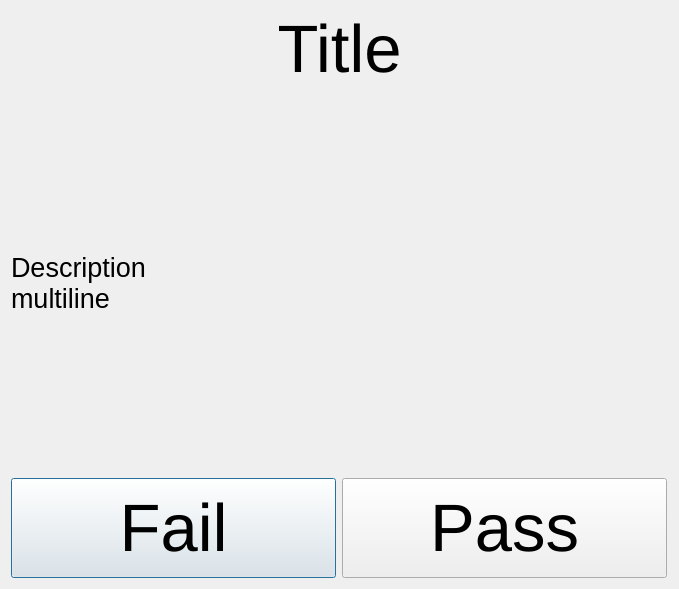
Above: assets/ui/show_dialog.ui from joaonc/show_dialog before the change. Below: the same form after it.
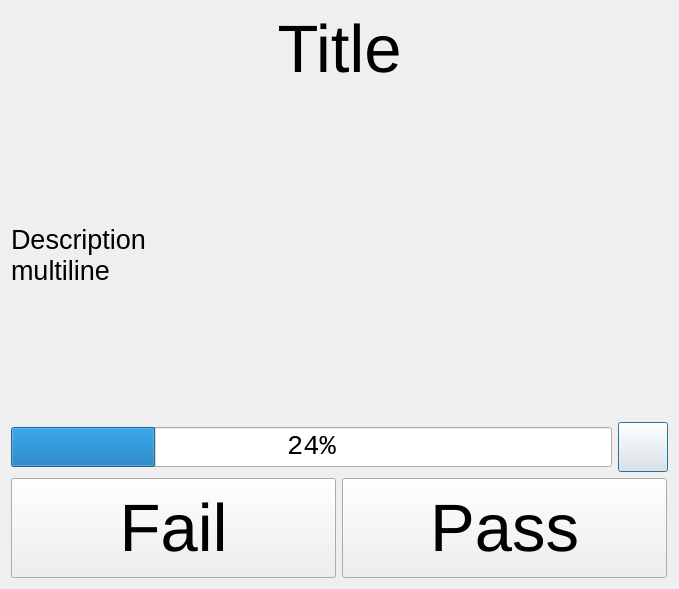
That is the form after the change. Icons and pictures are not drawn.

Commit message: Timeout functionality (#23)

```diff
--- a/assets/ui/show_dialog.ui
+++ b/assets/ui/show_dialog.ui
@@ -24,11 +24,6 @@
   </property>
   <layout class="QVBoxLayout" name="verticalLayout">
    <item>
-    <layout class="QVBoxLayout" name="v_layout">
-     <property name="sizeConstraint">
-      <enum>QLayout::SizeConstraint::SetDefaultConstraint</enum>
-     </property>
-     <item>
       <widget class="QLabel" name="title_label">
        <property name="sizePolicy">
         <sizepolicy hsizetype="Preferred" vsizetype="Fixed">
@@ -57,6 +52,62 @@
        </property>
       </widget>
      </item>
+   <item>
+    <layout class="QHBoxLayout" name="timeout_h_layout">
+     <item>
+      <widget class="QProgressBar" name="timeout_progress_bar">
+       <property name="sizeIncrement">
+        <size>
+         <width>0</width>
+         <height>0</height>
+        </size>
+       </property>
+       <property name="baseSize">
+        <size>
+         <width>0</width>
+         <height>0</height>
+        </size>
+       </property>
+       <property name="font">
+        <font>
+         <family>Consolas</family>
+         <pointsize>20</pointsize>
+         <bold>false</bold>
+         <kerning>true</kerning>
+        </font>
+       </property>
+       <property name="value">
+        <number>24</number>
+       </property>
+       <property name="textVisible">
+        <bool>true</bool>
+       </property>
+      </widget>
+     </item>
+     <item>
+      <widget class="QPushButton" name="timeout_increase_button">
+       <property name="maximumSize">
+        <size>
+         <width>50</width>
+         <height>50</height>
+        </size>
+       </property>
+       <property name="font">
+        <font>
+         <pointsize>30</pointsize>
+        </font>
+       </property>
+       <property name="text">
+        <string/>
+       </property>
+       <property name="icon">
+        <iconset resource="../resources.qrc">
+         <normaloff>:/images/plus_icon.png</normaloff>:/images/plus_icon.png</iconset>
+       </property>
+      </widget>
+     </item>
+    </layout>
+   </item>
      <item>
       <layout class="QHBoxLayout" name="buttons_h_layout">
        <item>
@@ -92,8 +143,6 @@
            <normaloff>:/images/pass_icon.png</normaloff>:/images/pass_icon.png</iconset>
          </property>
         </widget>
-       </item>
-      </layout>
      </item>
     </layout>
    </item>
```
Lines whose indentation alone changed are shown as unchanged. The commit also changes 10 other files.
